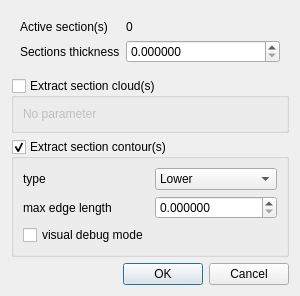
This is qCC/ui_templates/sectionExtractionSubDlg.ui in CloudCompare/CloudCompare as Qt 5 draws it before an edit. The edited form follows.
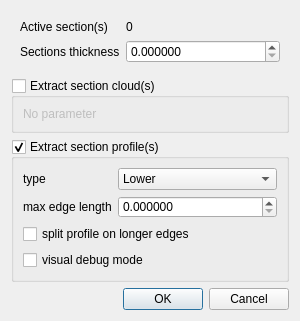
This is the edited form.

Commit message: Section extraction enhancements

```diff
--- a/qCC/ui_templates/sectionExtractionSubDlg.ui
+++ b/qCC/ui_templates/sectionExtractionSubDlg.ui
@@ -7,7 +7,7 @@
     <x>0</x>
     <y>0</y>
     <width>300</width>
-    <height>270</height>
+    <height>297</height>
    </rect>
   </property>
   <property name="windowTitle">
@@ -85,15 +85,36 @@
       <string>To extract the contour of each section as a polyline</string>
      </property>
      <property name="title">
-      <string>Extract section contour(s)</string>
+      <string>Extract section profile(s)</string>
      </property>
      <property name="checkable">
       <bool>true</bool>
      </property>
      <property name="checked">
       <bool>true</bool>
+     </property>
+     <layout class="QVBoxLayout" name="verticalLayout_3">
+      <item>
+       <widget class="QFrame" name="frame_2">
+        <property name="minimumSize">
+         <size>
+          <width>0</width>
+          <height>50</height>
+         </size>
      </property>
      <layout class="QFormLayout" name="formLayout">
+         <property name="leftMargin">
+          <number>0</number>
+         </property>
+         <property name="topMargin">
+          <number>0</number>
+         </property>
+         <property name="rightMargin">
+          <number>0</number>
+         </property>
+         <property name="bottomMargin">
+          <number>0</number>
+         </property>
       <item row="0" column="0">
        <widget class="QLabel" name="label_3">
         <property name="text">
@@ -144,7 +165,21 @@
         </property>
        </widget>
       </item>
-      <item row="2" column="0">
+        </layout>
+       </widget>
+      </item>
+      <item>
+       <widget class="QCheckBox" name="splitContourCheckBox">
+        <property name="toolTip">
+         <string>split the generated profile(s) in smaller parts to avoid creating too long edges (10 times the specified max edge length).
+Warning: may not be compatible with Mascaret export.</string>
+        </property>
+        <property name="text">
+         <string>split profile on longer edges</string>
+        </property>
+       </widget>
+      </item>
+      <item>
        <widget class="QCheckBox" name="debugModeCheckBox">
         <property name="toolTip">
          <string>Display a dialog with step-by-step execution of the algorithm (debug mode - very slow)</string>
```
Lines whose indentation alone changed are shown as unchanged. The commit also changes 11 other files.
